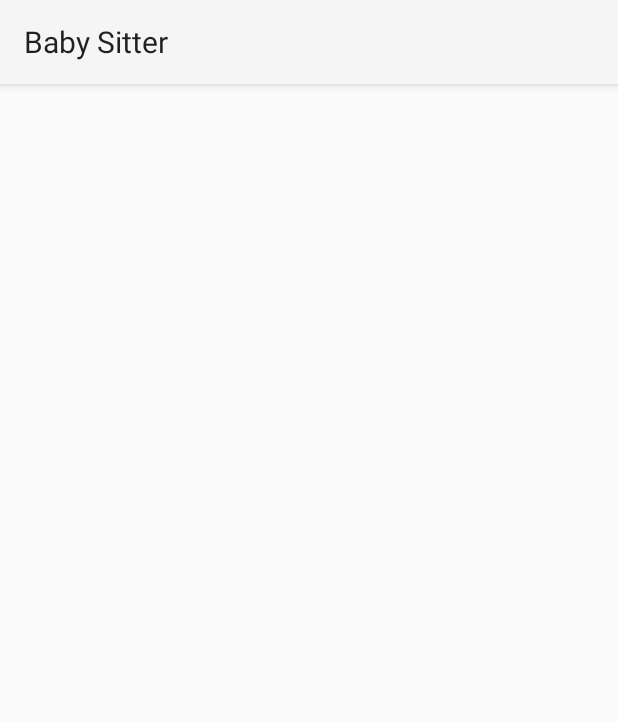
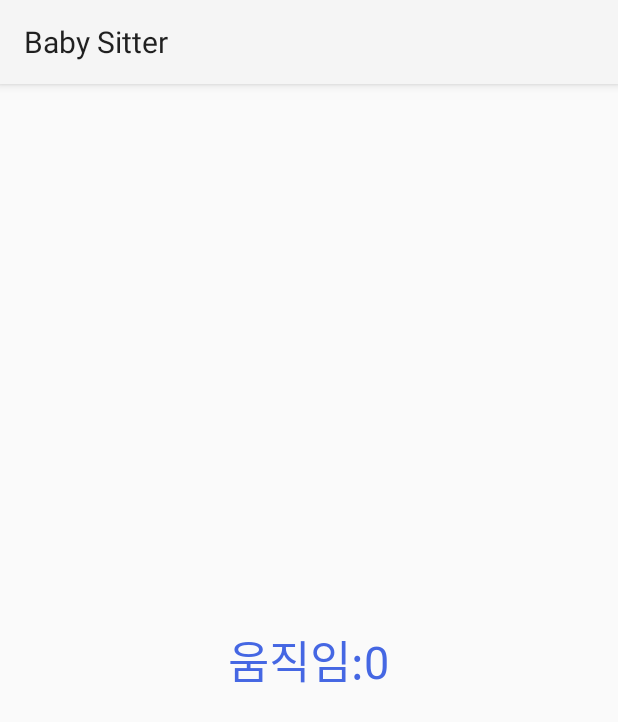
Before and after one commit to cesti0777/GG, an Android app: the fragment Fragment03 shown on its own in the app's theme, on a phone screen of 412 x 824 dp. Shown: the top 722 px of the screen. Run offline under Robolectric (Android 15) with nearby library versions, the light colour scheme and no system bars; Roboto replaces fonts that are not available here; 1 statement that could not run was skipped.

Commit message:
no message

```diff
--- a/app/src/main/java/org/androidtown/actionbar/Fragment03.java
+++ b/app/src/main/java/org/androidtown/actionbar/Fragment03.java
@@ -5,12 +5,17 @@ import android.support.v4.app.Fragment;
 import android.view.LayoutInflater;
 import android.view.View;
 import android.view.ViewGroup;
+import android.widget.TextView;
 
 public class Fragment03 extends Fragment {
-
+	private static final String ARG_PARAM3 = "움직임";
 	@Override
 	public View onCreateView(LayoutInflater inflater, ViewGroup container, Bundle savedInstanceState ) {
-		return inflater.inflate( R.layout.frag03, container, false );
+		int num = getArguments().getInt(ARG_PARAM3);
+		View view = inflater.inflate(R.layout.frag03, container, false);
+		TextView tv = (TextView) view.findViewById(R.id.text03);
+		tv.setText("움직임:"+num);
+		return view;
 	}
 
 }
--- a/app/src/main/res/menu/menu_test.xml
+++ b/app/src/main/res/menu/menu_test.xml
@@ -1,7 +1,7 @@
 <menu xmlns:android="http://schemas.android.com/apk/res/android"
     xmlns:app="http://schemas.android.com/apk/res-auto"
     xmlns:tools="http://schemas.android.com/tools" tools:context=".MainActivity">
-    <item android:id="@+id/action_button"
-        android:title="액션버튼"
-        app:showAsAction="always|withText"/>
+    <!--<item android:id="@+id/action_button"-->
+        <!--android:title="액션버튼"-->
+        <!--app:showAsAction="always|withText"/>-->
 </menu>
```
Also changed, not shown: app/src/main/java/org/androidtown/actionbar/MainActivity.java (+4 -4 lines).
